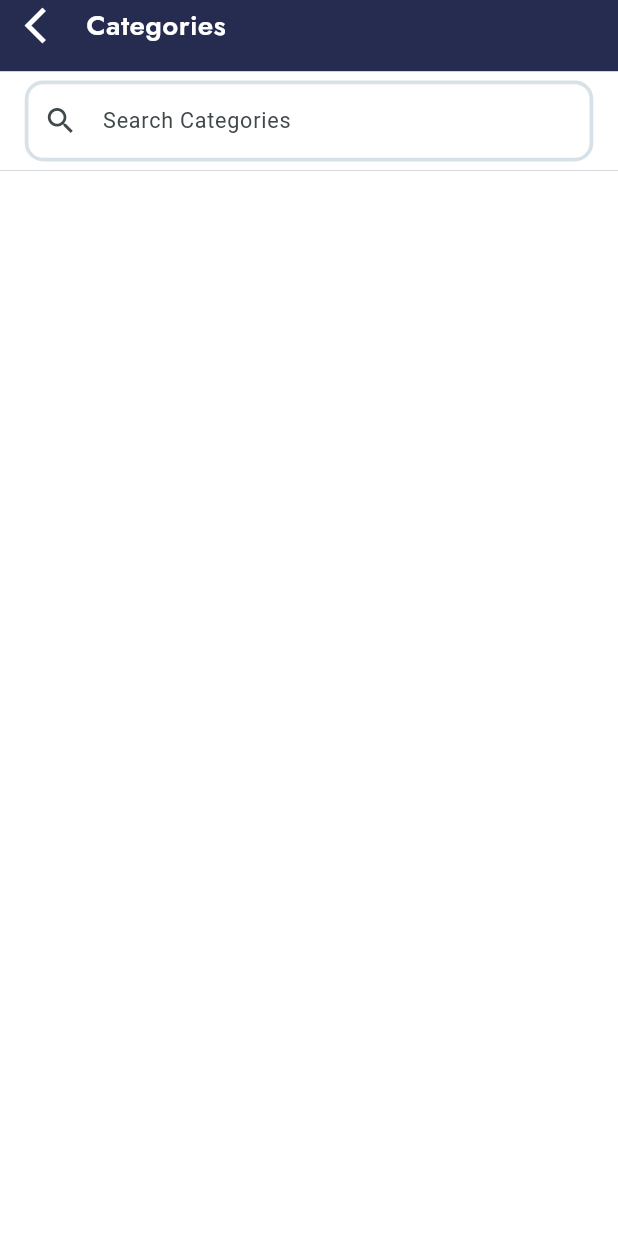
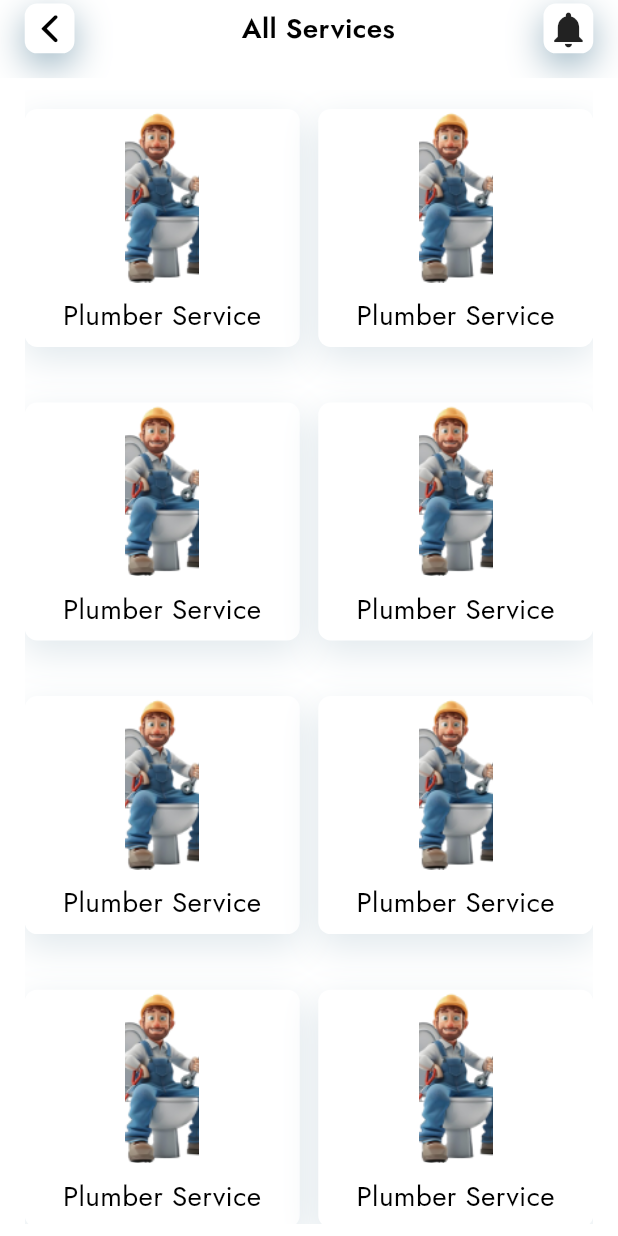
Before and after one commit to Esther11-code/craftManProductionApp, a Flutter app: the BottomNav screen opened by its route, after a tap on "View All", on a phone screen of 412 x 824 dp. Run offline on Flutter 3.47's test engine with Material 3 defaults, Android fonts, the light colour scheme and no system bars; our stand-ins replace another_flushbar, bloc, cached_network_image, carousel_slider, equatable, flutter_bloc and 7 more; missing offline and left inert: flutter_portal, flutter_timer_countdown; accounts and stored records are empty; network calls fail.

Commit message:
services in home and modifying designs

```diff
--- a/lib/constants/appbar.dart
+++ b/lib/constants/appbar.dart
@@ -1,5 +1,8 @@
 import 'package:craftmanapp/globalwidget/export.dart';
+import 'package:craftmanapp/globalwidget/widgets/appshadowcontainer.dart';
+import 'package:flutter/cupertino.dart';
 import 'package:flutter/material.dart';
+import 'package:flutter/widgets.dart';
 import 'package:flutter_screenutil/flutter_screenutil.dart';
 import 'export.dart';
 
@@ -14,13 +17,24 @@ class CustomAppbar extends StatelessWidget {
       padding: EdgeInsets.symmetric(horizontal: size.width * 0.04),
       child: Row(
         children: [
-          GestureDetector(
-              onTap: onTap ?? () => Navigator.pop(context),
-              child: Icon(Icons.arrow_back_ios,
-                  size: 25.sp, color: Appcolors.white)),
+          AppshadowContainer(
+            shadowcolour: Appcolors.lightgrey,
+            padding: EdgeInsets.all(2.w),
+            child: GestureDetector(
+                onTap: onTap ?? () => Navigator.pop(context),
+                child: Icon(CupertinoIcons.back,
+                    size: 25.sp, color: Appcolors.blackColor)),
+          ),
           SizedBox(width: size.width * 0.03),
-          AppText(
-              text: title, fontweight: FontWeight.w600, color: Appcolors.white)
+          Expanded(
+            child: Center(
+              child: AppText(
+                  text: title,
+                  fontweight: FontWeight.w600,
+                  color: Appcolors.blackColor),
+            ),
+          ),
+          const NotificationIcon()
         ],
       ),
     );
--- a/lib/constants/appcolors.dart
+++ b/lib/constants/appcolors.dart
@@ -4,6 +4,8 @@ class Appcolors {
   static Color blackColor = Colors.black;
   static Color redColor = Colors.red;
   static Color lightgrey = const Color(0xFF9AB4C2);
+  static Color homeIconColor = const Color(0xFFD5D5D5
+);
   static Color blue = const Color(0xFF262b50);
   static Color orange = const Color(0xFFe45a15);
   static Color white = Colors.white;
--- a/lib/constants/notification_icon.dart
+++ b/lib/constants/notification_icon.dart
@@ -14,6 +14,6 @@ class NotificationIcon extends StatelessWidget {
         shadowcolour: Appcolors.lightgrey,
         padding: EdgeInsets.all(2.w),
         onTap: () => Navigator.pushNamed(context, RouteName.notification),
-        child: Icon(Icons.notifications_outlined, size: 30.sp));
+        child: Icon(Icons.notifications, size: 25.sp));
   }
 }
--- a/lib/features/home/data/local/home_image.dart
+++ b/lib/features/home/data/local/home_image.dart
@@ -1,3 +1,4 @@
 class HomeImages {
-  static const empty = 'assets/home/empty.png';
+  static const avatar = 'assets/home/Avatar.png';
+  static const service = 'assets/home/plumber.png';
 }
--- a/lib/features/home/presentation/pages/category_page.dart
+++ b/lib/features/home/presentation/pages/category_page.dart
@@ -1,4 +1,3 @@
-
 import 'package:craftmanapp/constants/export.dart';
 import 'package:craftmanapp/features/home/presentation/bloc/cubit/home_cubit.dart';
 import 'package:flutter/material.dart';
@@ -15,18 +14,11 @@ class Categories extends StatelessWidget {
     final watchHome = context.watch<HomeCubit>();
     final size = MediaQuery.sizeOf(context);
     return AppScaffold(
-        color: Appcolors.blue,
+
+        color: Appcolors.white,
         body: Column(children: [
-          const CustomAppbar(title: 'Categories'),
+          const CustomAppbar(title: 'All Services'),
           SizedBox(height: size.height * 0.02),
-          Container(
-              padding: EdgeInsets.symmetric(
-                  horizontal: size.width * 0.04, vertical: size.width * 0.015),
-              color: Appcolors.white,
-              child: HomeTextfield(
-                  size: size,
-                  prefixicon: Icon(Icons.search, size: 20.sp),
-                  hintext: 'Search Categories')),
           Expanded(
               child: Container(
                   padding: EdgeInsets.symmetric(
@@ -35,12 +27,12 @@ class Categories extends StatelessWidget {
                   color: Appcolors.white,
                   width: size.width,
                   child: GridView.count(
-                      crossAxisSpacing: size.width * 0,
-                      mainAxisSpacing: size.width * 0,
-                      childAspectRatio: 1.0 / 1.3,
-                      crossAxisCount: 3,
+                      crossAxisCount: 2,
+                      childAspectRatio: 1,
+                      crossAxisSpacing: size.width * 0.03,
+                      mainAxisSpacing: size.width * 0.03,
                       children: List.generate(
-                          watchHome.category.length,
+                          10,
                           (index) =>
                               CategorieContainer(index: index, size: size)))))
         ]));
--- a/lib/features/home/presentation/pages/home_screen.dart
+++ b/lib/features/home/presentation/pages/home_screen.dart
@@ -1,4 +1,5 @@
-import 'package:craftmanapp/features/authentication/presentation/pages/login_page.dart';
+import 'package:craftmanapp/constants/appcolors.dart';
+import 'package:craftmanapp/globalwidget/widgets/appshadowcontainer.dart';
 import 'package:flutter/material.dart';
 import 'package:flutter_screenutil/flutter_screenutil.dart';
 import '../../../../config/page route/page_route.dart';
@@ -14,12 +15,15 @@ class HomePage extends StatelessWidget {
     return AppScaffold(
         body: Column(crossAxisAlignment: CrossAxisAlignment.start, children: [
       HomeAppbar(size: size),
+      SizedBox(height: size.height * 0.025),
+      const AppDivider(),
       SizedBox(height: size.height * 0.02),
       HomeCarousel(size: size),
       10.verticalSpace,
       Padding(
           padding: EdgeInsets.symmetric(horizontal: size.width * 0.04),
           child: const ApptextField(
+            size: 21,
               title: 'What services do you need?',
               prefixIcon: Icons.search,
               hintText: 'Search what you need')),
@@ -28,7 +32,11 @@ class HomePage extends StatelessWidget {
         padding: EdgeInsets.symmetric(horizontal: size.width * 0.04),
         child:
             Row(mainAxisAlignment: MainAxisAlignment.spaceBetween, children: [
-          const AppText(text: 'Services', fontweight: FontWeight.w800),
+          const AppText(
+            text: 'Services',
+            fontweight: FontWeight.w500,
+            size: 21,
+          ),
           GestureDetector(
               onTap: () => Navigator.pushNamed(context, RouteName.categories),
               child: const AppText(text: 'View All', size: 16))
@@ -39,3 +47,23 @@ class HomePage extends StatelessWidget {
     ]));
   }
 }
+
+class AppDivider extends StatelessWidget {
+  const AppDivider({
+    super.key,
+  });
+
+  @override
+  Widget build(BuildContext context) {
+    return AppshadowContainer(
+      color: Colors.transparent,
+      radius: 1000.r,
+      shadowcolour: Appcolors.lightgrey,
+      child: Divider(
+        color: Appcolors.blackColor.withOpacity(0.1),
+        thickness: 2.0,
+        height: 6.0,
+      ),
+    );
+  }
+}
--- a/lib/features/home/presentation/pages/skills_detail_page.dart
+++ b/lib/features/home/presentation/pages/skills_detail_page.dart
@@ -45,7 +45,7 @@ class SkillsDetail extends StatelessWidget {
                           mainAxisAlignment: MainAxisAlignment.start,
                           children: [
                             SizedBox(height: size.height * 0.05),
-                            Image.asset(HomeImages.empty,
+                            Image.asset(HomeImages.avatar,
                                 height: size.height * 0.5,
                                 width: size.width,
                                 fit: BoxFit.cover),
--- a/lib/features/home/presentation/widget/src/home_widget.dart
+++ b/lib/features/home/presentation/widget/src/home_widget.dart
@@ -1,6 +1,7 @@
 import 'package:carousel_slider/carousel_slider.dart';
 import 'package:craftmanapp/constants/util/useful_methods.dart';
 import 'package:craftmanapp/features/authentication/presentation/bloc/cubit/auth_cubit.dart';
+import 'package:craftmanapp/features/home/data/local/home_image.dart';
 import 'package:craftmanapp/features/home/data/local/home_static_repo.dart';
 import 'package:craftmanapp/features/home/presentation/bloc/cubit/home_cubit.dart';
 import 'package:flutter/material.dart';
@@ -27,11 +28,11 @@ class HomeAppbar extends StatelessWidget {
             radius: 1000.r,
             shadowcolour: Appcolors.lightgrey,
             child: AppNetwokImage(
-                height: size.width * 0.15,
+                height: size.width * 0.12,
                 fit: BoxFit.cover,
-                width: size.width * 0.15,
+                width: size.width * 0.12,
                 radius: 1000.r,
-                imageUrl: ''),
+                imageUrl: HomeImages.avatar),
           ),
           10.horizontalSpace,
           Column(
@@ -61,12 +62,19 @@ class HomeService extends StatelessWidget {
   Widget build(BuildContext context) {
     final catgory = context.watch<HomeCubit>().homeCategory;
     return Expanded(
-        child: ListView(
-            padding: EdgeInsets.symmetric(horizontal: size.width * 0.04),
-            children: List.generate(
-              0,
-              (index) => CategorieContainer(index: index, size: size),
-            )));
+        child: GridView.builder(
+      padding: EdgeInsets.symmetric(horizontal: size.width * 0.04),
+      gridDelegate: SliverGridDelegateWithFixedCrossAxisCount(
+        crossAxisCount: 2,
+        childAspectRatio: 1,
+        crossAxisSpacing: size.width * 0.03,
+        mainAxisSpacing: size.width * 0.03,
+      ),
+      itemCount: 10,
+      itemBuilder: (context, index) {
+        return CategorieContainer(index: index, size: size);
+      },
+    ));
   }
 }
 
@@ -107,38 +115,31 @@ class CategorieContainer extends StatelessWidget {
               context.read<HomeCubit>().getArtisans(
                   id: watchHome.category[index].id!,
                   category: watchHome.category[index].category!);
-              Navigator.pushNamed(context, RouteName.skilldetail);
+
             },
             shadowcolour: Appcolors.lightgrey.withOpacity(0.3),
             margin: EdgeInsets.only(
-                right: size.width * 0.035,
-                bottom: size.width * 0.03,
-                top: size.width * 0.03),
+                bottom: size.width * 0.03, top: size.width * 0.03),
             padding: EdgeInsets.symmetric(horizontal: size.width * 0.03),
-            width: size.width * 0.3,
+            // width: size.width * 0.3,
             child:
                 Column(mainAxisAlignment: MainAxisAlignment.center, children: [
-              Icon(
-                  HomeStaticRepo.servicesIcon[
-                      watchHome.category[index].category!.split(' ').first],
-
-                  size: 45.sp),
+              Expanded(
+                child: Image.asset(
+                  HomeImages.service,
+                  height: size.width * 0.35,
+                  fit: BoxFit.cover,
+                  width: size.width * 0.12,
+                ),
+              ),
               SizedBox(height: size.height * 0.01),
               SizedBox(
                   height: size.height * 0.042,
-                  child: AppText(
+                  child: const AppText(
                       textalign: TextAlign.center,
-                      text: watchHome.category[index].category!
-                                  .split(' ')
-                                  .first ==
-                              watchHome.category[index].category!
-                                  .split(' ')
-                                  .last
-                          ? watchHome.category[index].category!.split(' ').first
-                          : '${watchHome.category[index].category!.split(' ').first}\n${watchHome.category[index].category!.split(' ').lastOrNull ?? ''}',
-
-                      size: 14,
-                      fontweight: FontWeight.w500))
+                      text: "Plumber Service",
+                      size: 18,
+                      fontweight: FontWeight.w400))
             ]));
       },
     );
--- a/lib/features/splash_onboarding/data/local/onboard_static_repo.dart
+++ b/lib/features/splash_onboarding/data/local/onboard_static_repo.dart
@@ -5,7 +5,7 @@ class OnboardStaticRepo {
     BottomNavModel(icon: Icons.home_filled, title: 'Home'),
     BottomNavModel(icon: Icons.chat, title: 'Messages'),
     BottomNavModel(icon: Icons.event, title: 'Booking'),
-    BottomNavModel(icon: Icons.account_circle, title: 'Profile')
+    BottomNavModel(icon: Icons.account_circle_outlined, title: 'Profile')
   ];
 }
 
--- a/lib/features/splash_onboarding/presentation/pages/bottomnav.dart
+++ b/lib/features/splash_onboarding/presentation/pages/bottomnav.dart
@@ -14,14 +14,19 @@ class BottomNav extends StatelessWidget {
   Widget build(BuildContext context) {
     final watchOnboarding = context.watch<OnboardingCubit>();
     final readOnboarding = context.read<OnboardingCubit>();
-
+    final size = MediaQuery.sizeOf(context);
     return Scaffold(
         body: watchOnboarding.screens[watchOnboarding.bottonnavSelectedIndex],
         bottomNavigationBar: Column(
           mainAxisSize: MainAxisSize.min,
           children: [
             AppshadowContainer(
-              padding: EdgeInsets.symmetric(horizontal: 20.w),
+              shadowcolour: Appcolors.lightgrey,
+              padding: EdgeInsets.only(
+                  right: size.width * 0.1,
+                  left: size.width * 0.1,
+                  top: size.height * 0.005,
+                  bottom: size.height * 0.02),
               child: Row(
                   mainAxisAlignment: MainAxisAlignment.spaceBetween,
                   children: List.generate(
@@ -35,12 +40,12 @@ class BottomNav extends StatelessWidget {
                                 Icon(
                                     OnboardStaticRepo
                                         .bottomNavItems[index].icon,
-                                    size: 30.sp,
+                                    size: 25.sp,
                                     color: watchOnboarding
                                                 .bottonnavSelectedIndex ==
                                             index
                                         ? Appcolors.blackColor
-                                        : Appcolors.lightgrey),
+                                        : Appcolors.homeIconColor),
                                 Visibility(
                                   visible:
                                       watchOnboarding.bottonnavSelectedIndex ==
--- a/lib/globalwidget/widgets/appshadowcontainer.dart
+++ b/lib/globalwidget/widgets/appshadowcontainer.dart
@@ -15,7 +15,8 @@ class AppshadowContainer extends StatelessWidget {
       this.radius,
       this.onTap,
       this.borderColor,
-      this.border = false, this.alignment});
+      this.border = false,
+      this.alignment});
   final Widget? child;
   final Color? shadowcolour, color, borderColor;
   final EdgeInsetsGeometry? padding, margin;
--- a/lib/globalwidget/widgets/apptextfield.dart
+++ b/lib/globalwidget/widgets/apptextfield.dart
@@ -17,7 +17,9 @@ class ApptextField extends StatelessWidget {
       this.onChange,
       this.onTap,
       this.readOnly = false,
-      this.keyboardType});
+      this.keyboardType,
+      this.size,
+      this.fontWeight});
   final String? title, hintText;
   final int? malxLine;
   final IconData? prefixIcon, sufixIcon;
@@ -27,13 +29,18 @@ class ApptextField extends StatelessWidget {
   final Function()? onTap;
   final bool readOnly;
   final TextInputType? keyboardType;
+  final double? size;
+  final FontWeight? fontWeight;
   @override
   Widget build(BuildContext context) {
     return Column(
       crossAxisAlignment: CrossAxisAlignment.start,
       children: [
-        AppText(text: title ?? "", size: 14, fontweight: FontWeight.w500),
-        2.verticalSpace,
+        AppText(
+            text: title ?? "",
+            size: size ?? 14,
+            fontweight: fontWeight ?? FontWeight.w500),
+        4.verticalSpace,
         TextFormField(
             onTap: onTap,
             readOnly: readOnly,
--- a/lib/globalwidget/widgets/network_images.dart
+++ b/lib/globalwidget/widgets/network_images.dart
@@ -39,7 +39,7 @@ class AppNetwokImage extends StatelessWidget {
                     ),
                 errorWidget: (context, url, error) => ClipRRect(
                       borderRadius: BorderRadius.circular(radius ?? 0),
-                      child: Image.asset(OnboardingImagesData.onboarding1,
+                      child: Image.asset(imageUrl,
                           width: width, height: height, fit: BoxFit.contain),
                     )),
           );
--- a/pubspec.yaml
+++ b/pubspec.yaml
@@ -56,6 +56,7 @@ dependencies:
   another_flushbar: ^1.12.30
 
 
+
 dev_dependencies:
   flutter_test:
     sdk: flutter
@@ -82,7 +83,7 @@ flutter:
   assets:
     # - assets/booking
 
-    # - assets/home
+    - assets/home/
     - assets/onboarding/
     - assets/booking/
   # An image asset can refer to one or more resolution-specific "variants", see
```
Also changed, not shown: assets/home/Avatar.png (added), assets/home/empty.png (deleted), assets/home/plumber.png (added), lib/globalwidget/widgets/app_dropdown.dart (line endings or trailing spaces), 13 other files.
